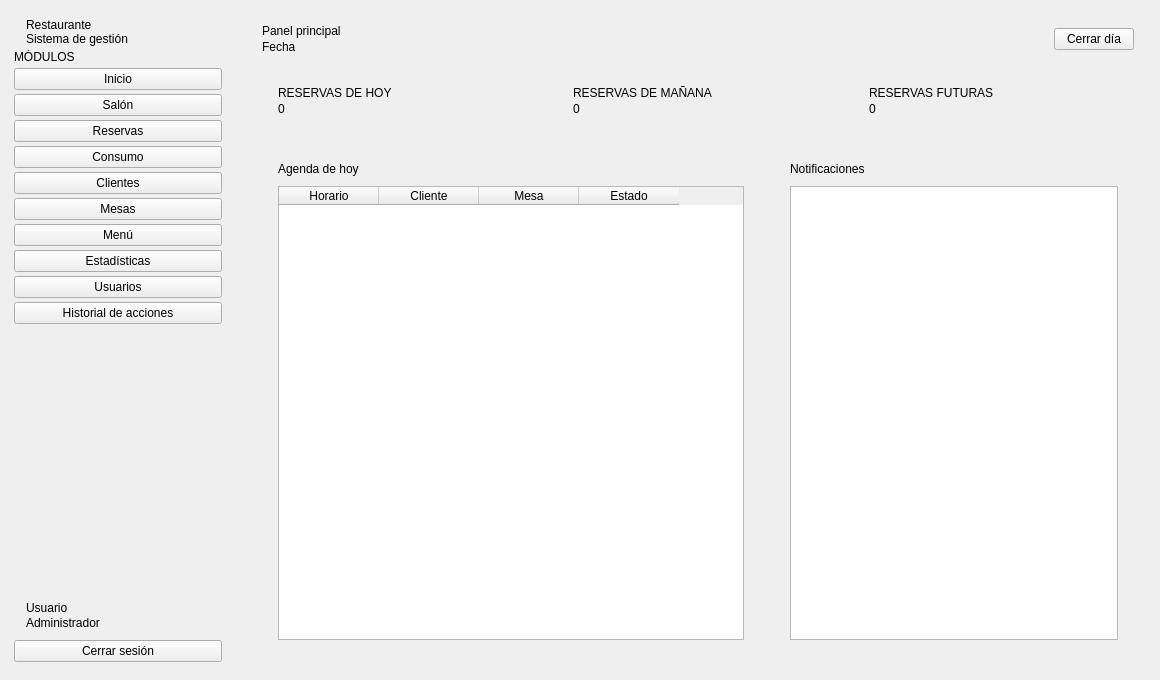
The window that vista/principal.ui (segovia-gabriel/ProyectoFinal-PracticasII) describes before a commit, drawn with Qt 5.
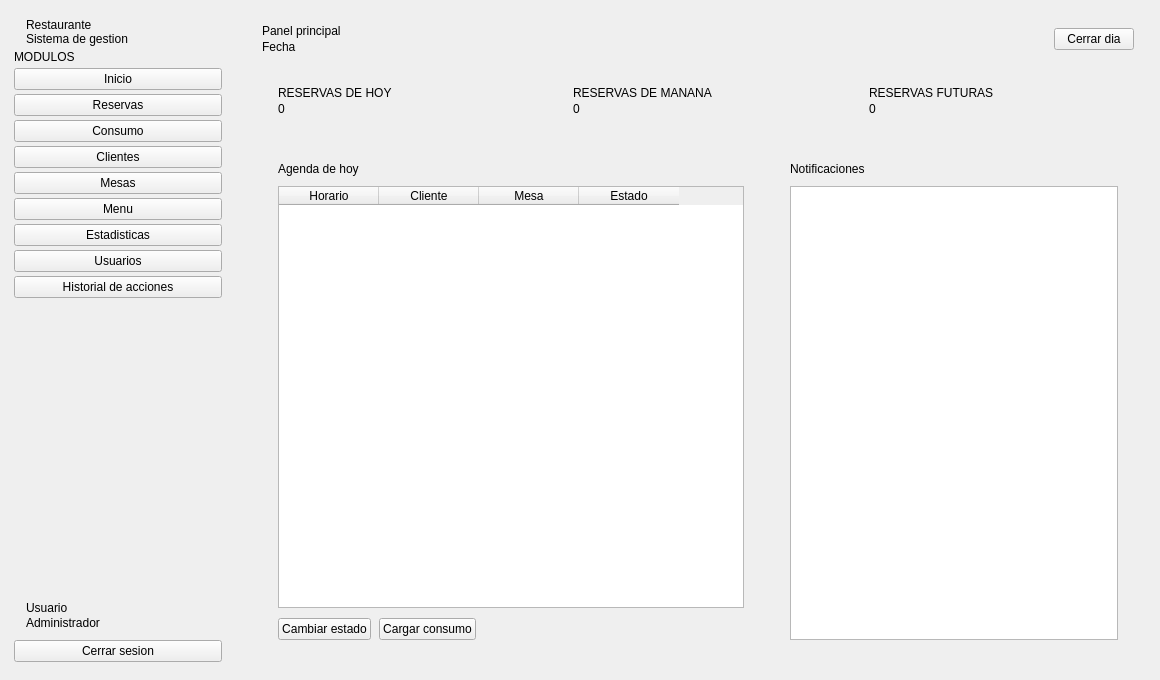
The same window after the commit.

```diff
--- a/vista/principal.ui
+++ b/vista/principal.ui
@@ -84,7 +84,7 @@
          <item>
           <widget class="QLabel" name="label_marcaSub">
            <property name="text">
-            <string>Sistema de gestión</string>
+            <string>Sistema de gestion</string>
            </property>
           </widget>
          </item>
@@ -93,7 +93,7 @@
        <item>
         <widget class="QLabel" name="label_seccionModulos">
          <property name="text">
-          <string>MÓDULOS</string>
+          <string>MODULOS</string>
          </property>
         </widget>
        </item>
@@ -104,13 +104,6 @@
          </property>
         </widget>
        </item>
-       <item>
-        <widget class="QPushButton" name="pushButton_salon">
-         <property name="text">
-          <string>Salón</string>
-         </property>
-        </widget>
-       </item>
        <item>
         <widget class="QPushButton" name="pushButton_reservas">
          <property name="text">
@@ -142,14 +135,14 @@
        <item>
         <widget class="QPushButton" name="pushButton_menu">
          <property name="text">
-          <string>Menú</string>
+          <string>Menu</string>
          </property>
         </widget>
        </item>
        <item>
         <widget class="QPushButton" name="pushButton_estadisticas">
          <property name="text">
-          <string>Estadísticas</string>
+          <string>Estadisticas</string>
          </property>
         </widget>
        </item>
@@ -232,7 +225,7 @@
        <item>
         <widget class="QPushButton" name="pushButton_cerrarSesion">
          <property name="text">
-          <string>Cerrar sesión</string>
+          <string>Cerrar sesion</string>
          </property>
         </widget>
        </item>
@@ -299,7 +292,7 @@
          <item>
           <widget class="QPushButton" name="pushButton_cerrarDia">
            <property name="text">
-            <string>Cerrar día</string>
+            <string>Cerrar dia</string>
            </property>
           </widget>
          </item>
@@ -366,7 +359,7 @@
             <item>
              <widget class="QLabel" name="label_tituloReservasFuturas">
               <property name="text">
-               <string>RESERVAS DE MAÑANA</string>
+               <string>RESERVAS DE MANANA</string>
               </property>
              </widget>
             </item>
@@ -483,6 +476,40 @@
               </column>
              </widget>
             </item>
+            <item>
+             <layout class="QHBoxLayout" name="layout_botonesAgenda">
+              <property name="spacing">
+               <number>8</number>
+              </property>
+              <item>
+               <widget class="QPushButton" name="pushButton_cambiarEstado">
+                <property name="text">
+                 <string>Cambiar estado</string>
+                </property>
+               </widget>
+              </item>
+              <item>
+               <widget class="QPushButton" name="pushButton_cargarConsumo">
+                <property name="text">
+                 <string>Cargar consumo</string>
+                </property>
+               </widget>
+              </item>
+              <item>
+               <spacer name="espaciador_botonesAgenda">
+                <property name="orientation">
+                 <enum>Qt::Horizontal</enum>
+                </property>
+                <property name="sizeHint" stdset="0">
+                 <size>
+                  <width>40</width>
+                  <height>20</height>
+                 </size>
+                </property>
+               </spacer>
+              </item>
+             </layout>
+            </item>
            </layout>
           </widget>
          </item>
```
Left out of the diff: 2 changed lines with no effect on the pictures.
